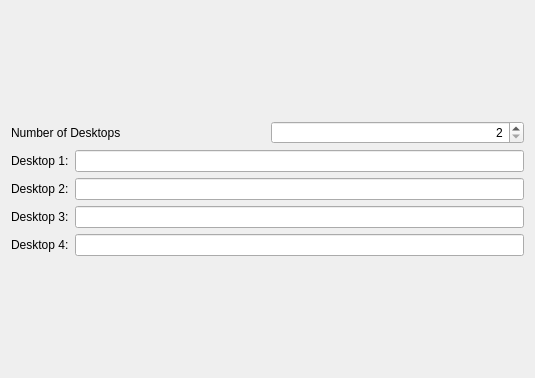
Above: kde4/kaptan4/src/gui/multipleWidget.ui from pars-linux/uludag before the change. Below: the same form after it.
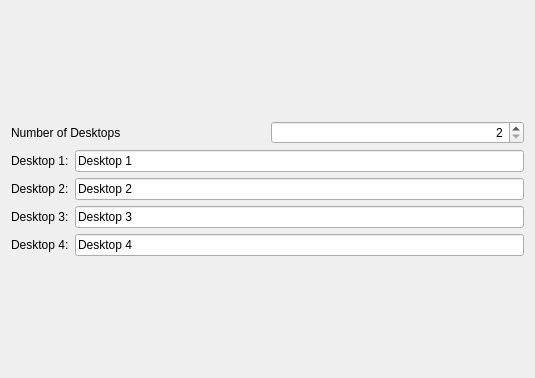
That is the form after the change.

Commit message: reorganize screens and add default values to desktops

```diff
--- a/kde4/kaptan4/src/gui/multipleWidget.ui
+++ b/kde4/kaptan4/src/gui/multipleWidget.ui
@@ -49,7 +49,11 @@
         </widget>
        </item>
        <item>
-        <widget class="QLineEdit" name="desktop1" />
+        <widget class="QLineEdit" name="desktop1" >
+         <property name="text" >
+          <string>Desktop 1</string>
+         </property>
+        </widget>
        </item>
       </layout>
      </item>
@@ -63,7 +67,11 @@
         </widget>
        </item>
        <item>
-        <widget class="QLineEdit" name="desktop2" />
+        <widget class="QLineEdit" name="desktop2" >
+         <property name="text" >
+          <string>Desktop 2</string>
+         </property>
+        </widget>
        </item>
       </layout>
      </item>
@@ -77,7 +85,11 @@
         </widget>
        </item>
        <item>
-        <widget class="QLineEdit" name="desktop3" />
+        <widget class="QLineEdit" name="desktop3" >
+         <property name="text" >
+          <string>Desktop 3</string>
+         </property>
+        </widget>
        </item>
       </layout>
      </item>
@@ -91,7 +103,11 @@
         </widget>
        </item>
        <item>
-        <widget class="QLineEdit" name="desktop4" />
+        <widget class="QLineEdit" name="desktop4" >
+         <property name="text" >
+          <string>Desktop 4</string>
+         </property>
+        </widget>
        </item>
       </layout>
      </item>
```
The commit also changes 1 other file.
